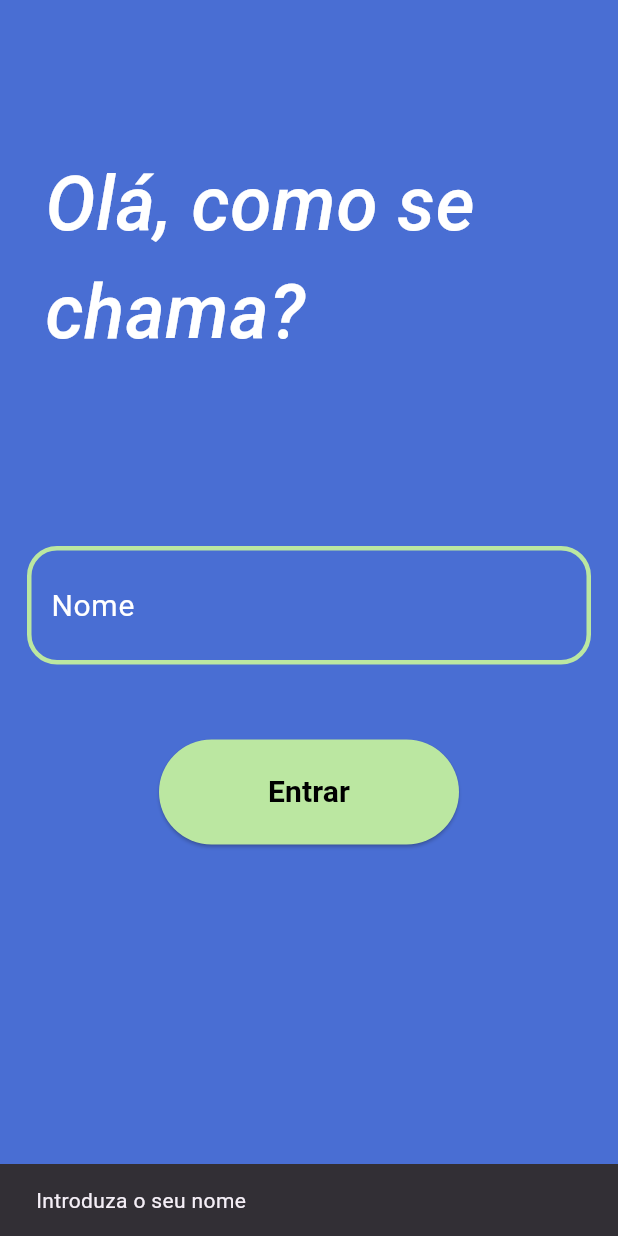
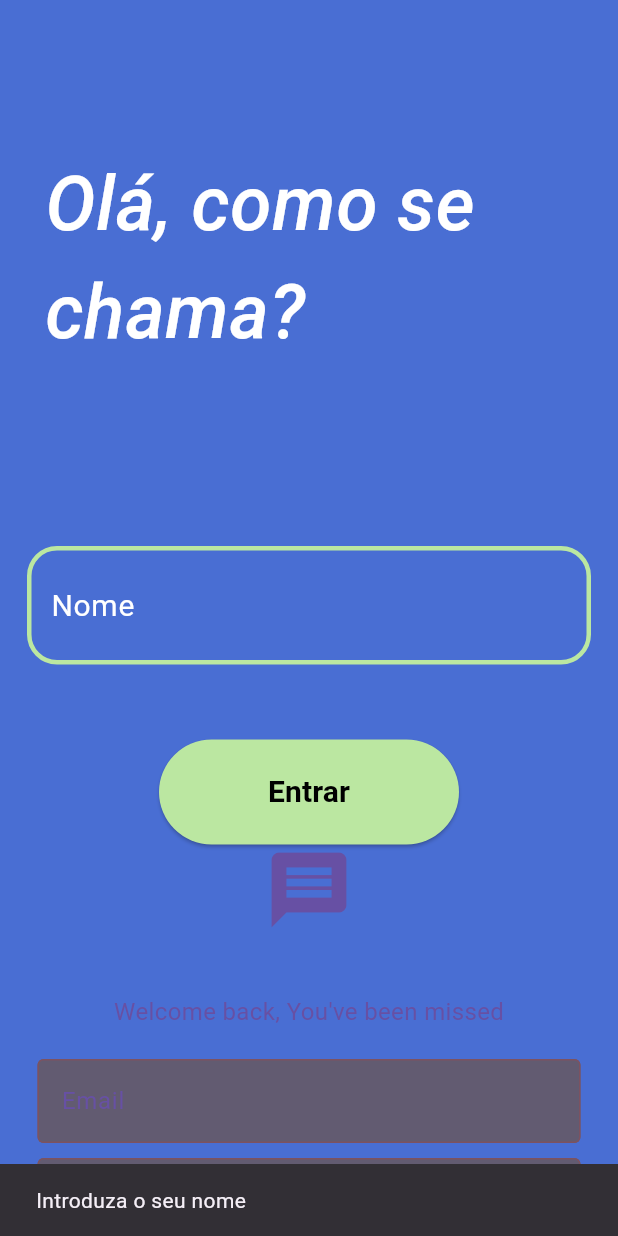
Before and after one commit to BMarujo/TastyBite, a Flutter app: the screen it shows after launch, after a tap on "Entrar", on a phone screen of 412 x 824 dp. Run offline on Flutter 3.47's test engine with Material 3 defaults, Android fonts, the phone set to English and light mode, and no system bars; our stand-ins replace cloud_firestore, firebase_auth, firebase_core, get_it, persistent_bottom_nav_bar, shared_preferences; accounts and stored records are empty.

Commit message:
sou muito bom

```diff
--- a/lib/login.dart
+++ b/lib/login.dart
@@ -1,12 +1,122 @@
 import 'package:flutter/material.dart';
 import 'package:tastybite/util/myuser.dart';
+import 'package:tastybite/locator/service_locator.dart';
+import 'package:tastybite/auth_service/auth_service.dart';
+import 'package:firebase_auth/firebase_auth.dart';
+
+class MyButton extends StatelessWidget {
+  const MyButton({super.key, required this.text, required this.onTap});
+  final String text;
+  final void Function()? onTap;
+  @override
+  Widget build(BuildContext context) {
+    return InkWell(
+      onTap: onTap,
+      child: Container(
+        padding: const EdgeInsets.all(25.0),
+        margin: const EdgeInsets.symmetric(horizontal: 25.0),
+        decoration: BoxDecoration(
+          color: Theme.of(context).colorScheme.secondary,
+          borderRadius: const BorderRadius.all(
+            Radius.circular(10),
+          ),
+        ),
+        child: Center(
+          child: Text(
+            text,
+            style: const TextStyle(
+              fontSize: 16,
+              fontWeight: FontWeight.bold,
+            ),
+          ),
+        ),
+      ),
+    );
+  }
+}
+
+class MyTextField extends StatelessWidget {
+  const MyTextField(
+      {super.key,
+      required this.hint,
+      required this.obsecure,
+      required this.controller,
+      this.focusNode});
+  final String hint;
+  final bool obsecure;
+  final TextEditingController controller;
+  final FocusNode? focusNode;
+
+  @override
+  Widget build(BuildContext context) {
+    return Padding(
+      padding: const EdgeInsets.symmetric(horizontal: 25.0),
+      child: TextField(
+        focusNode: focusNode,
+        controller: controller,
+        obscureText: obsecure,
+        decoration: InputDecoration(
+          enabledBorder: OutlineInputBorder(
+            borderSide: BorderSide(
+              color: Theme.of(context).colorScheme.tertiary,
+            ),
+          ),
+          focusedBorder: OutlineInputBorder(
+            borderSide: BorderSide(
+              color: Theme.of(context).colorScheme.primary,
+            ),
+          ),
+          filled: true,
+          fillColor: Theme.of(context).colorScheme.secondary,
+          hintText: hint,
+          hintStyle: TextStyle(
+            color: Theme.of(context).colorScheme.primary,
+          ),
+        ),
+      ),
+    );
+  }
+}
 
 class LoginPage extends StatelessWidget {
-  const LoginPage({super.key});
+  LoginPage({super.key});
+  final FirebaseAuth user = locator.get();
+
+  Future<void> signIn(
+      String email, String password, String name, context) async {
+    final authUser = AuthServices(locator.get(), locator.get());
+
+    MyUser user2 = MyUser(name: name);
+
+    try {
+      showDialog(
+          context: context,
+          builder: (context) {
+            return const Center(
+              child: CircularProgressIndicator(),
+            );
+          });
+      await authUser.signIn(email, password);
+
+      Navigator.pushNamed(context, '/home', arguments: user2);
+    } on Exception catch (ex) {
+      showDialog(
+        context: context,
+        builder: (context) {
+          return AlertDialog(
+            content: Text(ex.toString()),
+          );
+        },
+      );
+    }
+  }
 
   @override
   Widget build(BuildContext context) {
     TextEditingController name = TextEditingController();
+    var emailController = TextEditingController();
+    var passwordController = TextEditingController();
+
     return Scaffold(
       backgroundColor: const Color.fromARGB(255, 73, 110, 211),
       body: Center(
@@ -77,8 +187,8 @@ class LoginPage extends StatelessWidget {
                     ),
                   );
                 } else {
-                  MyUser user = MyUser(name: name.text);
-                  Navigator.pushNamed(context, '/home', arguments: user);
+                  MyUser user2 = MyUser(name: name.text);
+                  Navigator.pushNamed(context, '/home', arguments: user2);
                 }
               },
               child: const Text(
@@ -86,6 +196,61 @@ class LoginPage extends StatelessWidget {
                 style: TextStyle(fontSize: 20, fontWeight: FontWeight.bold),
               ),
             ),
+            Icon(
+              Icons.message,
+              color: Theme.of(context).colorScheme.primary,
+              size: 60,
+            ),
+            const SizedBox(
+              height: 40,
+            ),
+            Text(
+              "Welcome back, You've been missed",
+              style: TextStyle(
+                fontSize: 16,
+                color: Theme.of(context).colorScheme.primary,
+              ),
+            ),
+            const SizedBox(
+              height: 20,
+            ),
+            MyTextField(
+              hint: "Email",
+              obsecure: false,
+              controller: emailController,
+            ),
+            const SizedBox(
+              height: 10,
+            ),
+            MyTextField(
+              hint: "Password",
+              obsecure: true,
+              controller: passwordController,
+            ),
+            const SizedBox(
+              height: 25,
+            ),
+            MyButton(
+              text: "Login",
+              onTap: () async {
+                await signIn(emailController.text.trim(),
+                    passwordController.text.trim(), name.text, context);
+              },
+            ),
+            const SizedBox(
+              height: 25,
+            ),
+            Row(
+              mainAxisAlignment: MainAxisAlignment.center,
+              children: [
+                Text(
+                  "Not a member? ",
+                  style: TextStyle(
+                    color: Theme.of(context).colorScheme.primary,
+                  ),
+                ),
+              ],
+            ),
           ],
         ),
       ),
--- a/lib/main.dart
+++ b/lib/main.dart
@@ -6,10 +6,12 @@ import 'package:tastybite/util/myuser.dart';
 import 'package:tastybite/screens_builder.dart';
 import 'package:tastybite/login.dart';
 import 'package:intl/date_symbol_data_local.dart';
+import 'package:tastybite/locator/service_locator.dart';
 
 Future<void> main() async {
   WidgetsFlutterBinding.ensureInitialized();
   await Firebase.initializeApp(options: DefaultFirebaseOptions.currentPlatform);
+  await initSerivceLocator();
   initializeDateFormatting('pt_PT', null).then((_) {
     runApp(
       MaterialApp(
@@ -22,7 +24,7 @@ Future<void> main() async {
                   builder: (context) => ScreenBuilder(user: user));
             case '/login':
               return MaterialPageRoute(
-                builder: (context) => const LoginPage(),
+                builder: (context) => LoginPage(),
               );
           }
           return null;
```
